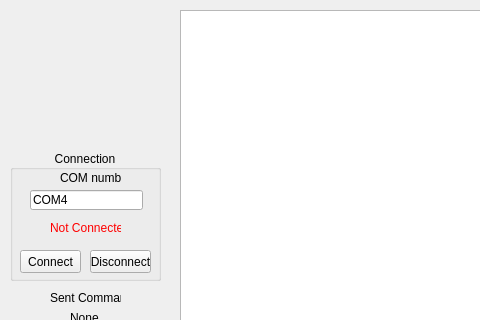
First picture: the form in ROV15/mainwindow.ui, repository youssefMagdy29/ROV-15, before the edit; both pictures show x 0 to 480 and y 0 to 320 of the 840 by 510 pixel window.
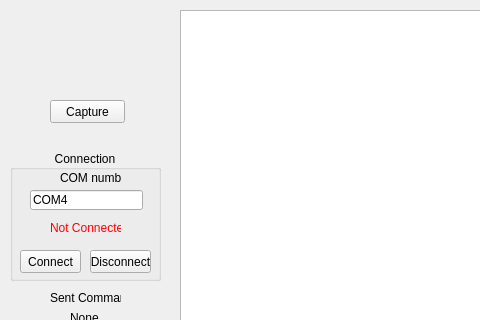
Second picture: the form after the edit.

Commit message: adding capture button

The edit to the form file:
```diff
--- a/ROV15/mainwindow.ui
+++ b/ROV15/mainwindow.ui
@@ -169,6 +169,19 @@
      </rect>
     </property>
    </widget>
+   <widget class="QPushButton" name="pushButton">
+    <property name="geometry">
+     <rect>
+      <x>50</x>
+      <y>100</y>
+      <width>75</width>
+      <height>23</height>
+     </rect>
+    </property>
+    <property name="text">
+     <string>Capture</string>
+    </property>
+   </widget>
   </widget>
  </widget>
  <layoutdefault spacing="6" margin="11"/>
```
